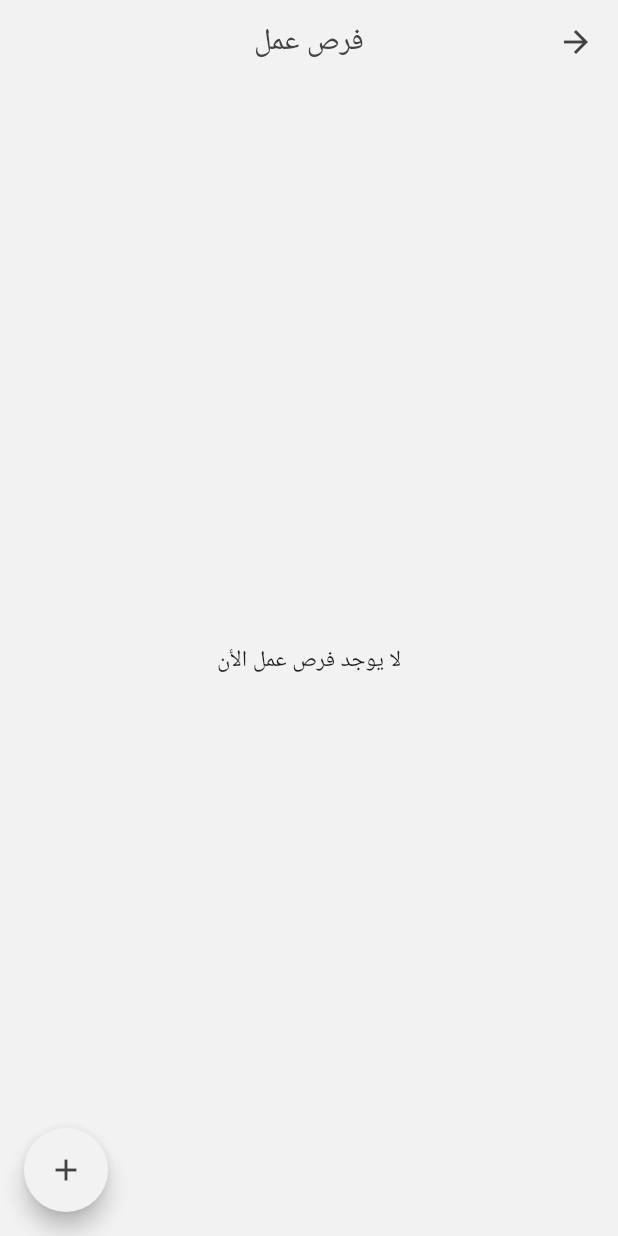
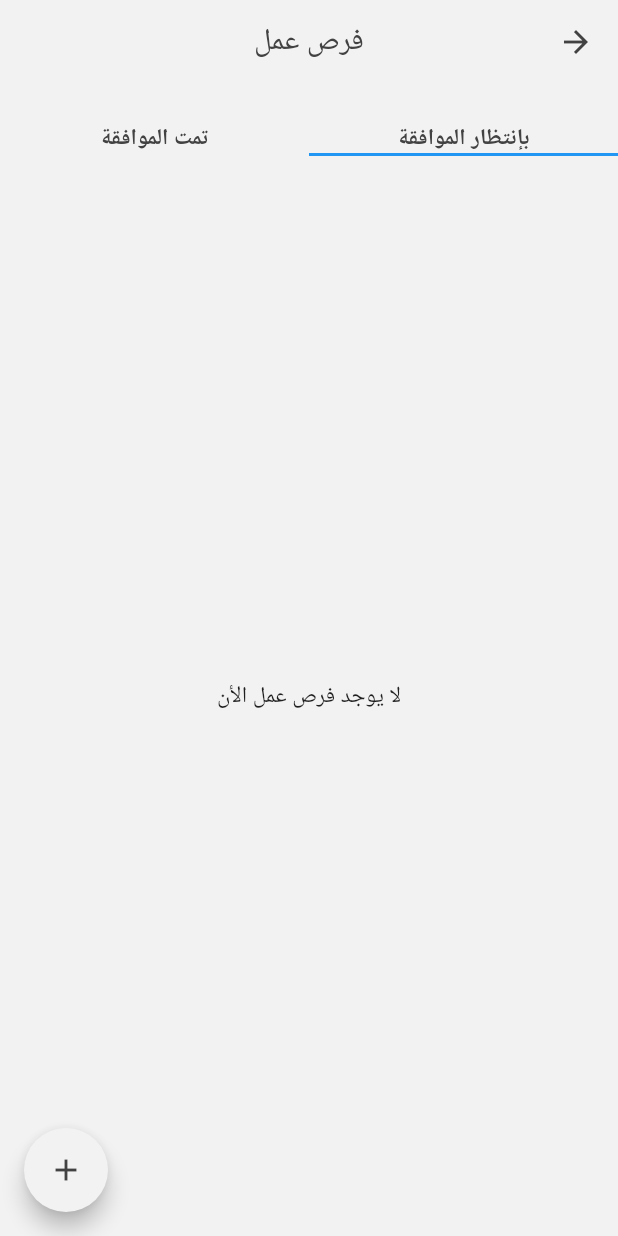
Before and after one commit to salah-taha/AsimaOnline, a Flutter app: the screen it shows after launch, after a tap on "فرص عمل", on a phone screen of 412 x 824 dp. Run offline on Flutter 3.47's test engine with Material 2 defaults, Android fonts, the light colour scheme and no system bars; our stand-ins replace cached_network_image, cloud_firestore, firebase_auth, firebase_storage, flutter_image_compress, google_sign_in and 2 more; missing offline and left inert: flutter_device_type, flutter_facebook_login, flutter_radio, flutter_webview_plugin; accounts and stored records are empty.

Commit message:
adding job chance approval

```diff
--- a/lib/models/idea_model.dart
+++ b/lib/models/idea_model.dart
@@ -13,6 +13,7 @@ class Idea {
   final notes;
   final phoneNumber;
   final email;
+  final id;
 
   Idea({
     this.phoneNumber,
@@ -27,6 +28,7 @@ class Idea {
     this.notes,
     this.projectHolder,
     this.suggestedCity,
+    this.id,
   });
 
   factory Idea.fromDoc(DocumentSnapshot doc) {
@@ -42,6 +44,8 @@ class Idea {
       minBudget: doc['minBudget'],
       notes: doc['notes'],
       projectHolder: doc['projectHolder'],
-        suggestedCity: doc['suggestedCity']);
+      suggestedCity: doc['suggestedCity'],
+      id: doc.documentID,
+    );
   }
 }
--- a/lib/models/job_chance_model.dart
+++ b/lib/models/job_chance_model.dart
@@ -10,6 +10,7 @@ class JobChance {
   final salary;
   final phoneNumber;
   final email;
+  final id;
 
   JobChance(
       {this.title,
@@ -20,7 +21,8 @@ class JobChance {
       this.city,
       this.companyName,
       this.phoneNumber,
-      this.salary});
+      this.salary,
+      this.id});
   factory JobChance.fromDoc(DocumentSnapshot doc) {
     return JobChance(
         title: doc['title'],
@@ -31,6 +33,7 @@ class JobChance {
         city: doc['city'],
         companyName: doc['companyName'],
         phoneNumber: doc['phoneNumber'],
-        salary: doc['salary']);
+        salary: doc['salary'],
+        id: doc.documentID);
   }
 }
--- a/lib/screens/home.dart
+++ b/lib/screens/home.dart
@@ -1,19 +1,9 @@
-import 'package:asima_online/screens/about_us.dart';
-import 'package:asima_online/screens/asima_books.dart';
 import 'package:asima_online/screens/asima_business.dart';
-import 'package:asima_online/screens/asima_marketing_webview.dart';
-import 'package:asima_online/screens/asima_news.dart';
-import 'package:asima_online/screens/asima_radio.dart';
 import 'package:asima_online/screens/chat_screens.dart';
-import 'package:asima_online/screens/contact_with_us.dart';
-import 'package:asima_online/screens/currency_exchange.dart';
 import 'package:asima_online/screens/ideas_investment_screen.dart';
 import 'package:asima_online/screens/job_chances_screen.dart';
-import 'package:asima_online/screens/profile_screen.dart';
 import 'package:asima_online/screens/question_answer.dart';
-import 'package:asima_online/screens/signin_screen.dart';
 import 'package:flutter/material.dart';
-import 'package:flutter_radio/flutter_radio.dart';
 
 //home page screen
 
@@ -25,18 +15,6 @@ class HomePage extends StatefulWidget {
 }
 
 class _HomePageState extends State<HomePage> {
-  Future<void> audioStart() async {
-    FlutterRadio.audioStart();
-  }
-
-  @override
-  void initState() {
-    super.initState();
-
-    //initialize audio player
-    audioStart();
-  }
-
   @override
   Widget build(BuildContext context) {
     return Scaffold(
@@ -79,28 +57,6 @@ class _HomePageState extends State<HomePage> {
               ),
 
               Holder(
-                firstChild: 'العاصمة للتسويق الرقمي',
-                firstWidget: AsimaMarketing(),
-                firstIcon: Icons.shopping_basket,
-                secondChild: 'استماع فوري لإذاعة العاصمة',
-                secondIcon: Icons.headset,
-                secondWidget: RadioAsima(),
-                thirdChild: 'آخر الأخبار',
-                thirdWidget: AsimaNews(),
-                thirdIcon: Icons.assignment,
-              ),
-              Holder(
-                secondChild: 'أسعار العملات',
-                secondIcon: Icons.monetization_on,
-                secondWidget: CurrencyExchanger(),
-                firstChild: 'دليل الأعمال',
-                firstWidget: AsimaBusiness(),
-                firstIcon: Icons.business_center,
-                thirdChild: 'سؤال وجواب',
-                thirdIcon: Icons.question_answer,
-                thirdWidget: QuestionAnswerScreen(),
-              ),
-              Holder(
                 firstChild: 'فرص عمل',
                 firstWidget: JobChancesScreen(),
                 firstIcon: Icons.search,
@@ -112,23 +68,12 @@ class _HomePageState extends State<HomePage> {
                 thirdIcon: Icons.chat_bubble,
               ),
               Holder(
-                secondChild: 'من نحن',
-                secondIcon: Icons.error,
-                secondWidget: AboutUs(),
-                firstIcon: Icons.clear_all,
-                firstChild: 'تواصل معنا',
-                firstWidget: ContactWithUs(),
-                thirdWidget: AsimaBooks(),
-                thirdIcon: Icons.book,
-                thirdChild: 'كتابك على باب منزلك',
-              ),
-              Holder(
-                firstWidget: SignIn(),
-                firstChild: 'تسجيل الدخول',
-                firstIcon: Icons.input,
-                secondChild: 'الصفحة الشخصية',
-                secondIcon: Icons.person,
-                secondWidget: ProfileScreen(),
+                firstChild: 'دليل الأعمال',
+                firstWidget: AsimaBusiness(),
+                firstIcon: Icons.business_center,
+                secondChild: 'سؤال وجواب',
+                secondIcon: Icons.question_answer,
+                secondWidget: QuestionAnswerScreen(),
               ),
             ],
           ),
--- a/lib/screens/job_chances_screen.dart
+++ b/lib/screens/job_chances_screen.dart
@@ -22,9 +22,27 @@ class JobChancesScreen extends StatefulWidget {
 class _JobChancesScreenState extends State<JobChancesScreen> {
   @override
   Widget build(BuildContext context) {
-    return Scaffold(
+    return DefaultTabController(
+      length: 2,
+      child: Scaffold(
           backgroundColor: Color(0xfff2f2f2),
           appBar: AppBar(
+            bottom: TabBar(
+              tabs: <Widget>[
+                Text(
+                  'بإنتظار الموافقة',
+                  style: TextStyle(
+                    color: Colors.grey[800],
+                  ),
+                ),
+                Text(
+                  'تمت الموافقة',
+                  style: TextStyle(
+                    color: Colors.grey[800],
+                  ),
+                ),
+              ],
+            ),
             iconTheme: IconThemeData(
               color: Colors.grey[800],
             ),
@@ -55,7 +73,9 @@ class _JobChancesScreenState extends State<JobChancesScreen> {
             splashColor: Colors.grey[600],
             backgroundColor: Color(0xfff2f2f2),
           ),
-      body: FutureBuilder(
+          body: TabBarView(
+            children: <Widget>[
+              FutureBuilder(
                 future: DatabaseService.getJobChancesDocs(),
                 builder: (context, AsyncSnapshot<QuerySnapshot> snapshot) {
                   if (!snapshot.hasData) {
@@ -63,30 +83,70 @@ class _JobChancesScreenState extends State<JobChancesScreen> {
                       child: CircularProgressIndicator(),
                     );
                   }
-          if (snapshot.data.documents.length == 0) {
+                  List docs = List();
+                  snapshot.data.documents.forEach((doc) {
+                    if (doc['approved'] == false) {
+                      docs.add(doc);
+                    }
+                  });
+                  if (docs.length == 0) {
                     return Center(
                       child: Text('لا يوجد فرص عمل الأن'),
                     );
                   }
                   return ListView.builder(
-            itemCount: snapshot.data.documents.length,
+                    itemCount: docs.length,
                     itemBuilder: (context, index) {
-              JobChance jobChance =
-                  JobChance.fromDoc(snapshot.data.documents[index]);
+                      JobChance jobChance = JobChance.fromDoc(docs[index]);
                       return JobChanceCard(
                         jobChance: jobChance,
+                        approved: false,
                       );
                     },
                   );
                 },
               ),
+              FutureBuilder(
+                future: DatabaseService.getJobChancesDocs(),
+                builder: (context, AsyncSnapshot<QuerySnapshot> snapshot) {
+                  if (!snapshot.hasData) {
+                    return Center(
+                      child: CircularProgressIndicator(),
+                    );
+                  }
+                  List docs = List();
+                  snapshot.data.documents.forEach((doc) {
+                    if (doc['approved'] == true) {
+                      docs.add(doc);
+                    }
+                  });
+                  if (docs.length == 0) {
+                    return Center(
+                      child: Text('لا يوجد فرص عمل الأن'),
+                    );
+                  }
+                  return ListView.builder(
+                    itemCount: docs.length,
+                    itemBuilder: (context, index) {
+                      JobChance jobChance = JobChance.fromDoc(docs[index]);
+                      return JobChanceCard(
+                        jobChance: jobChance,
+                        approved: true,
+                      );
+                    },
+                  );
+                },
+              ),
+            ],
+          )),
     );
   }
 }
 
 class ViewJob extends StatelessWidget {
   final JobChance jobChance;
-  ViewJob({this.jobChance});
+  final approved;
+  ViewJob({this.jobChance, this.approved});
 
   @override
   Widget build(BuildContext context) {
@@ -106,6 +166,20 @@ class ViewJob extends StatelessWidget {
           ),
         ),
       ),
+      floatingActionButton: !approved
+          ? FloatingActionButton(
+              onPressed: () async {
+                await DatabaseService.approveJob(jobChance.id);
+                Navigator.pop(context);
+                Navigator.pushReplacementNamed(context, JobChancesScreen.id);
+              },
+              backgroundColor: Color(0xfff2f2f2),
+              child: Icon(
+                Icons.check,
+                color: Colors.grey[800],
+              ),
+            )
+          : SizedBox(),
       body: SingleChildScrollView(
         child: Center(
           child: Column(
@@ -384,7 +458,8 @@ class ViewJob extends StatelessWidget {
 
 class JobChanceCard extends StatelessWidget {
   final JobChance jobChance;
-  JobChanceCard({this.jobChance});
+  final approved;
+  JobChanceCard({this.jobChance, this.approved});
 
   @override
   Widget build(BuildContext context) {
@@ -395,6 +470,7 @@ class JobChanceCard extends StatelessWidget {
           MaterialPageRoute(
             builder: (context) => ViewJob(
               jobChance: jobChance,
+              approved: approved,
             ),
           ),
         );
```
Also changed, not shown: lib/services/database_service.dart (+7 -0 lines). Lines whose indentation alone changed are shown as unchanged.
